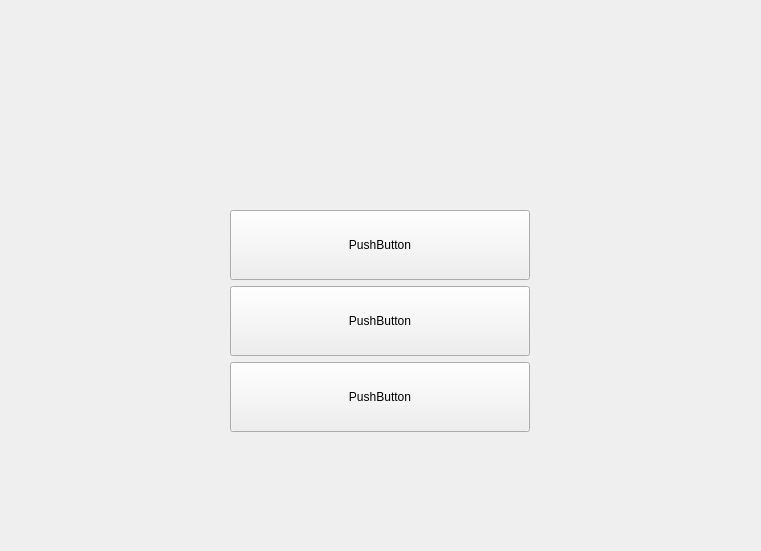
This is mainwindow.ui in lukashenkkko/Black_Jack as Qt 5 draws it before an edit. The edited form follows.
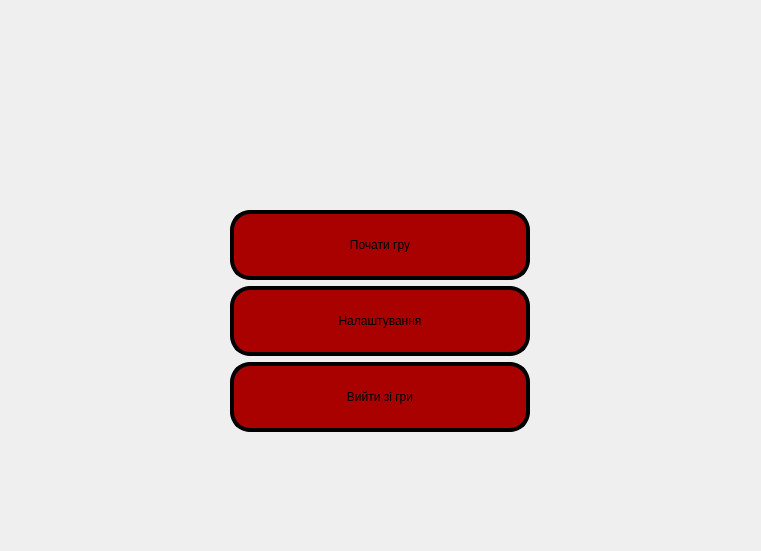
This is the edited form. Icons and pictures are not drawn.

```diff
--- a/mainwindow.ui
+++ b/mainwindow.ui
@@ -2,6 +2,9 @@
 <ui version="4.0">
  <class>MainWindow</class>
  <widget class="QMainWindow" name="MainWindow">
+  <property name="enabled">
+   <bool>true</bool>
+  </property>
   <property name="geometry">
    <rect>
     <x>0</x>
@@ -60,8 +63,27 @@
          <height>0</height>
         </size>
        </property>
+       <property name="styleSheet">
+        <string notr="true">QPushButton
+{
+ border: 4px solid black;
+  border-radius: 20px;
+  padding: 10px;
+background-color: rgb(169, 0, 0);
+	font: 900 16pt &quot;Segoe UI Black&quot;;
+  font: black;
+}
+
+QPushButton:hover{
+background-color: rgb(139, 0, 0);
+}
+
+QPushButton:pressed{
+background-color: rgb(119, 0, 0);
+}</string>
+       </property>
        <property name="text">
-        <string>PushButton</string>
+        <string>Почати гру</string>
        </property>
       </widget>
      </item>
@@ -79,8 +101,27 @@
          <height>0</height>
         </size>
        </property>
+       <property name="styleSheet">
+        <string notr="true">QPushButton
+{
+ border: 4px solid black;
+  border-radius: 20px;
+  padding: 10px;
+background-color: rgb(169, 0, 0);
+	font: 900 16pt &quot;Segoe UI Black&quot;;
+  font: black;
+}
+
+QPushButton:hover{
+background-color: rgb(139, 0, 0);
+}
+
+QPushButton:pressed{
+background-color: rgb(119, 0, 0);
+}</string>
+       </property>
        <property name="text">
-        <string>PushButton</string>
+        <string>Налаштування</string>
        </property>
        <property name="iconSize">
         <size>
@@ -100,12 +141,31 @@
        </property>
        <property name="minimumSize">
         <size>
-         <width>120</width>
+         <width>300</width>
          <height>70</height>
         </size>
        </property>
+       <property name="styleSheet">
+        <string notr="true">QPushButton
+{
+ border: 4px solid black;
+  border-radius: 20px;
+  padding: 10px;
+background-color: rgb(169, 0, 0);
+	font: 900 16pt &quot;Segoe UI Black&quot;;
+  font: black;
+}
+
+QPushButton:hover{
+background-color: rgb(139, 0, 0);
+}
+
+QPushButton:pressed{
+background-color: rgb(119, 0, 0);
+}</string>
+       </property>
        <property name="text">
-        <string>PushButton</string>
+        <string>Вийти зі гри</string>
        </property>
       </widget>
      </item>
```
Left out of the diff: 19 changed lines with no effect on the pictures.
